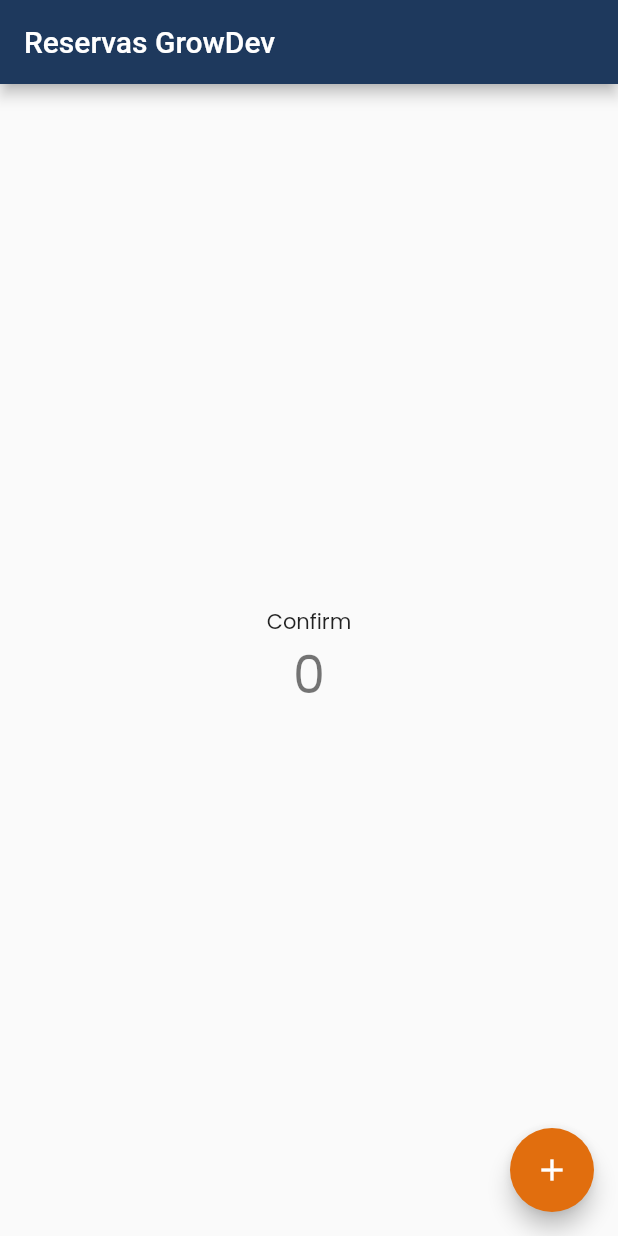
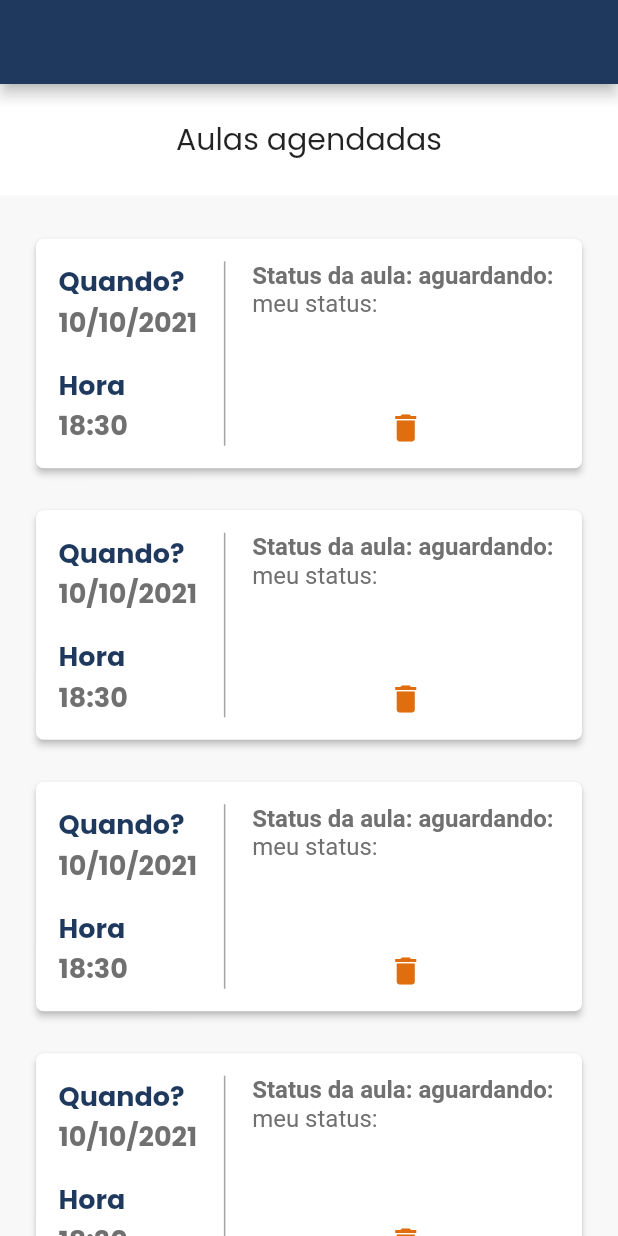
Before and after one commit to edsonlnunes/growdev_reservas, a Flutter app: the screen it shows after launch, on a phone screen of 412 x 824 dp. Run offline on Flutter 3.47's test engine with Material 2 defaults, Android fonts, the phone set to English and light mode, and no system bars; our stand-ins replace rflutter_alert, simple_animations.

Commit message:
finalizacao da tela aulas agendadas

```diff
--- /dev/null
+++ b/lib/layouts/pages/aulas_agendadas.page.dart
@@ -0,0 +1,52 @@
+import 'package:flutter/material.dart';
+import 'package:gd_reservas/layouts/widgets/aula_card.widget.dart';
+import 'package:gd_reservas/layouts/widgets/custom_appbar.widget.dart';
+import 'package:gd_reservas/layouts/widgets/modal_cancelar.widget.dart';
+import 'package:gd_reservas/models/aula.dart';
+
+class AulasAgendadas extends StatelessWidget {
+  @override
+  Widget build(BuildContext context) {
+    return Scaffold(
+      backgroundColor: Theme.of(context).backgroundColor,
+      appBar: AppBar(),
+      body: Column(
+        children: [
+          Container(
+            height: MediaQuery.of(context).size.height * 0.09,
+            width: double.infinity,
+            color: Colors.white,
+            child: Center(
+              child: Text(
+                'Aulas agendadas',
+                style: TextStyle(
+                  fontSize: 20,
+                ),
+              ),
+            ),
+          ),
+          SizedBox(
+            height: 15,
+          ),
+          Expanded(
+            child: ListView.builder(
+              itemCount: 10,
+              itemBuilder: (context, index) {
+                return AulaCardWidget(
+                    aula: Aula(
+                        data: '10/10/2021',
+                        hora: '18:30',
+                        status: 'meu status:'),
+                    callback: () {
+                      modalShowDialog(context);
+                    },
+                    statusLabel: 'Status da aula: aguardando',
+                    iconData: Icons.delete);
+              },
+            ),
+          )
+        ],
+      ),
+    );
+  }
+}
--- a/lib/main.dart
+++ b/lib/main.dart
@@ -1,8 +1,8 @@
 import 'package:flutter/material.dart';
 import 'package:flutter_localizations/flutter_localizations.dart';
+import 'package:gd_reservas/layouts/pages/aulas_agendadas.page.dart';
 import 'package:gd_reservas/layouts/widgets/modal_cancelar.widget.dart';
 import 'package:gd_reservas/themes/theme.dart';
-import 'package:splashscreen/splashscreen.dart';
 import 'layouts/pages/login.page.dart';
 import 'layouts/widgets/fade_animation.dart';
 import 'package:gd_reservas/layouts/pages/aulas_disponiveis.page.dart';
@@ -43,7 +43,7 @@ class MyApp extends StatelessWidget {
       },
       title: 'Flutter Demo',
       theme: growDevTheme(),
-      home: MyHomePage(),
+      home: AulasAgendadas(),
     );
   }
 }
@@ -58,11 +58,11 @@ class _MyHomePageState extends State<MyHomePage> {
   Widget build(BuildContext context) {
     return Stack(
       children: <Widget>[
-        SplashScreen(
-          seconds: 6,
-          navigateAfterSeconds: LoginPage(title: 'Reservas GrowDev'),
-          loaderColor: Colors.transparent,
-        ),
+        // Splash(
+        //   seconds: 6,
+        //   navigateAfterSeconds: LoginPage(title: 'Reservas GrowDev'),
+        //   loaderColor: Colors.transparent,
+        // ),
         Center(
           child: FadeAnimation(
             2.0,
--- a/lib/themes/theme.dart
+++ b/lib/themes/theme.dart
@@ -19,7 +19,7 @@ import 'package:flutter/material.dart';
 Color branco = Color.fromRGBO(225, 255, 255, 1);
 Color laranja = Color.fromRGBO(225, 110, 14, 1);
 Color cinza = Color.fromRGBO(153, 156, 157, 1);
-Color brancoGelo = Color.fromRGBO(245, 247, 246, 1);
+Color brancoGelo = Color.fromRGBO(248, 248, 248, 1);
 Color cinzaEscuro = Color.fromRGBO(102, 106, 107, 1);
 Color azul = Color.fromRGBO(30, 57, 93, 1);
 
@@ -27,8 +27,8 @@ ThemeData growDevTheme() {
   return ThemeData(
     primaryColor: azul,
     splashColor: cinza,
-    accentColor: laranja,
-    cardColor: brancoGelo,
+    backgroundColor: brancoGelo,
+    accentColor: branco,
     buttonColor: laranja,
     iconTheme: IconThemeData(
       color: cinzaEscuro,
```
